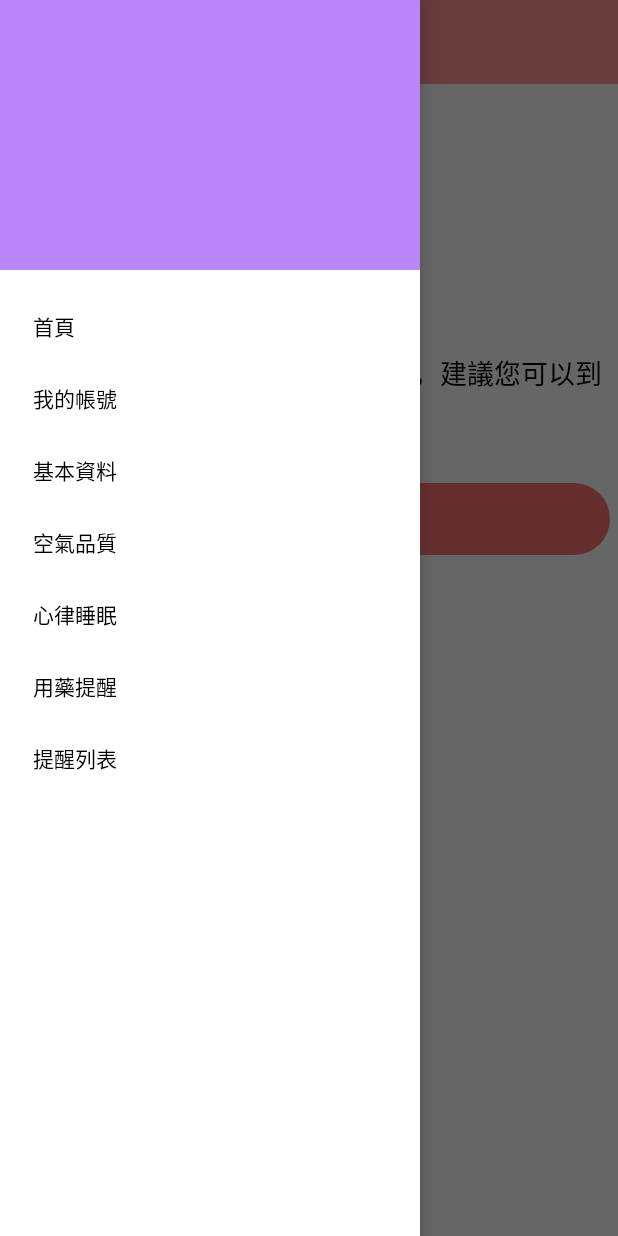
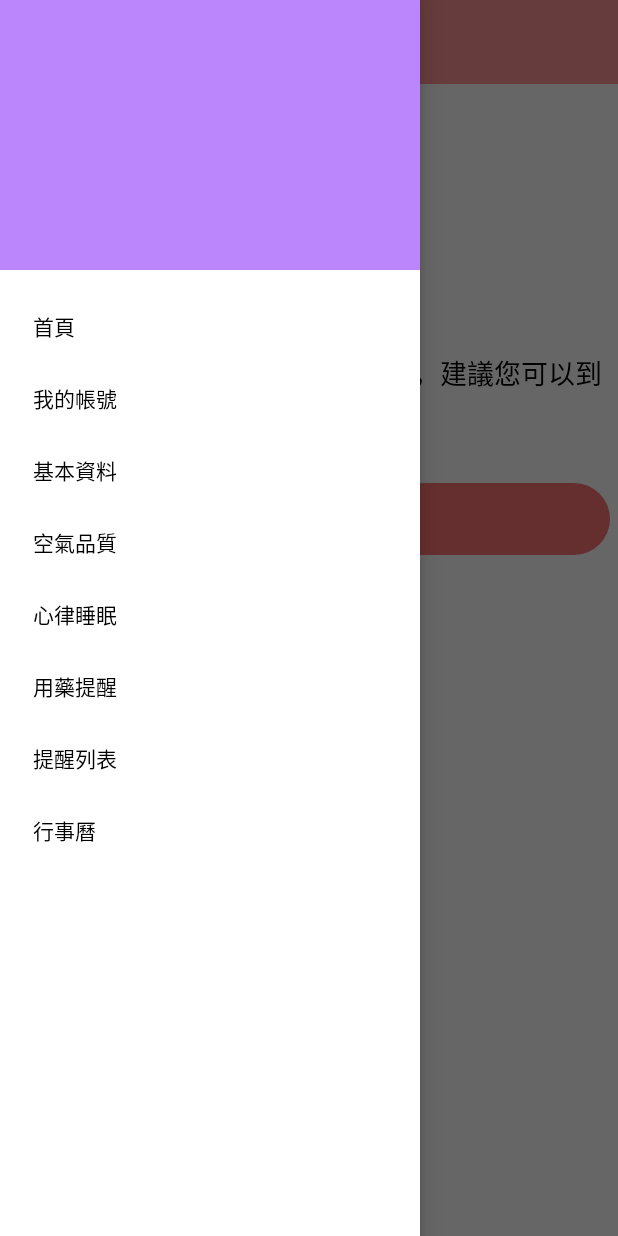
Before and after one commit to Ruoruol/ComposeProject1.4, an Android app built with Jetpack Compose: the AirQuality screen opened directly, with no data from a screen before it, with the side drawer open, on a phone screen of 412 x 824 dp. Run offline under Robolectric (Android 15) with nearby library versions, the phone set to English and light mode, and no system bars.

Commit message:
新增行事曆

```diff
--- a/app/src/main/java/com/example/composeproject1/Basic.java
+++ b/app/src/main/java/com/example/composeproject1/Basic.java
@@ -106,6 +106,11 @@ public class Basic extends AppCompatActivity {
                     startActivity(it);
                     Toast.makeText(Basic.this, "提醒列表", Toast.LENGTH_SHORT).show();
                     return true;
+                }else if (id == R.id.bt08) {
+                    Intent it = new Intent(Basic.this, CalenderActivity.class);
+                    startActivity(it);
+                    Toast.makeText(Basic.this, "行事曆", Toast.LENGTH_SHORT).show();
+                    return true;
                 }
 
                 return false;
--- a/app/src/main/res/layout/activity_main.xml
+++ b/app/src/main/res/layout/activity_main.xml
@@ -75,7 +75,7 @@
                     android:layout_height="200dp"
                     android:background="@drawable/rounded_button"
                     android:layout_margin="5dp"
-                    android:text="其他"
+                    android:text="行事曆"
                     android:textSize="60sp" />
 
 
--- a/app/src/main/res/menu/navigation_menu.xml
+++ b/app/src/main/res/menu/navigation_menu.xml
@@ -30,6 +30,10 @@
             android:id="@+id/bt07"
             android:title="提醒列表" />
 
+        <item
+            android:id="@+id/bt08"
+            android:title="行事曆" />
+
 
 
 
```
